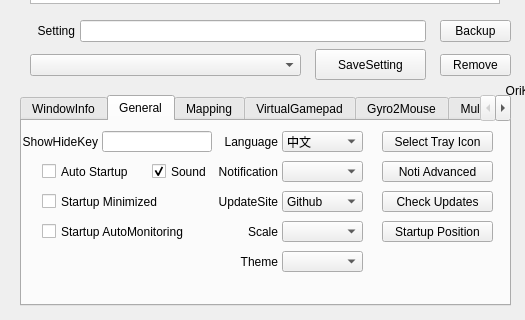
This is QKeyMapper/qkeymapper.ui in Zalafina/QKeyMapper as Qt 5 draws it before an edit; both pictures show x 0 to 525 and y 350 to 670 of the 1070 by 670 pixel window. The edited form follows.
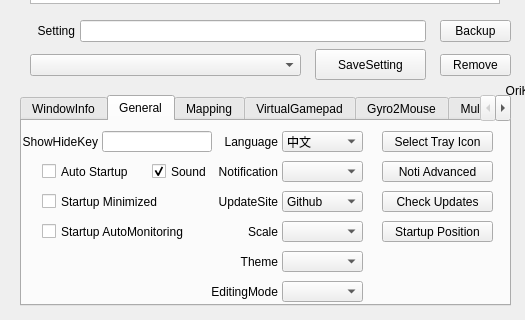
This is the edited form. The open tabs and pages were chosen to show the change.

Diff of the .ui file:
```diff
--- a/QKeyMapper/qkeymapper.ui
+++ b/QKeyMapper/qkeymapper.ui
@@ -1050,6 +1050,35 @@
       <bool>false</bool>
      </property>
     </widget>
+    <widget class="QLabel" name="editingModeLabel">
+     <property name="geometry">
+      <rect>
+       <x>185</x>
+       <y>160</y>
+       <width>71</width>
+       <height>21</height>
+      </rect>
+     </property>
+     <property name="text">
+      <string>EditingMode</string>
+     </property>
+     <property name="alignment">
+      <set>Qt::AlignmentFlag::AlignRight|Qt::AlignmentFlag::AlignTrailing|Qt::AlignmentFlag::AlignVCenter</set>
+     </property>
+    </widget>
+    <widget class="QComboBox" name="editingModeComboBox">
+     <property name="geometry">
+      <rect>
+       <x>260</x>
+       <y>160</y>
+       <width>81</width>
+       <height>21</height>
+      </rect>
+     </property>
+     <property name="focusPolicy">
+      <enum>Qt::FocusPolicy::NoFocus</enum>
+     </property>
+    </widget>
     <zorder>startupMinimizedCheckBox</zorder>
     <zorder>autoStartupCheckBox</zorder>
     <zorder>notificationLabel</zorder>
```
Left out of the diff: 4 changed lines with no effect on the pictures.
